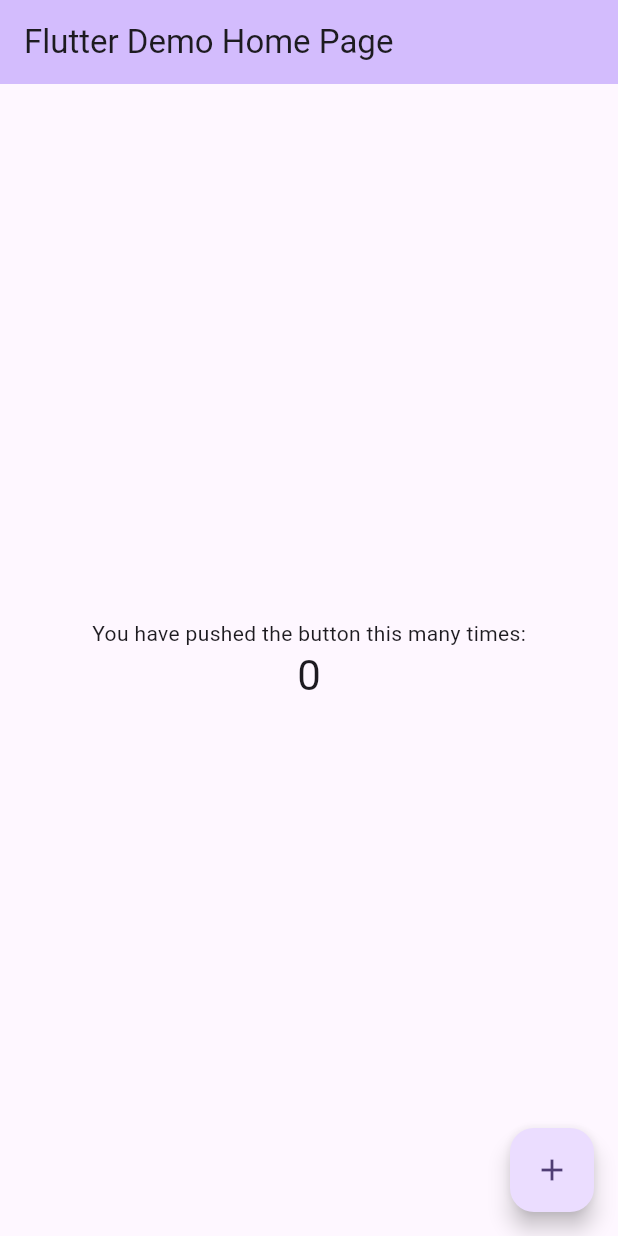
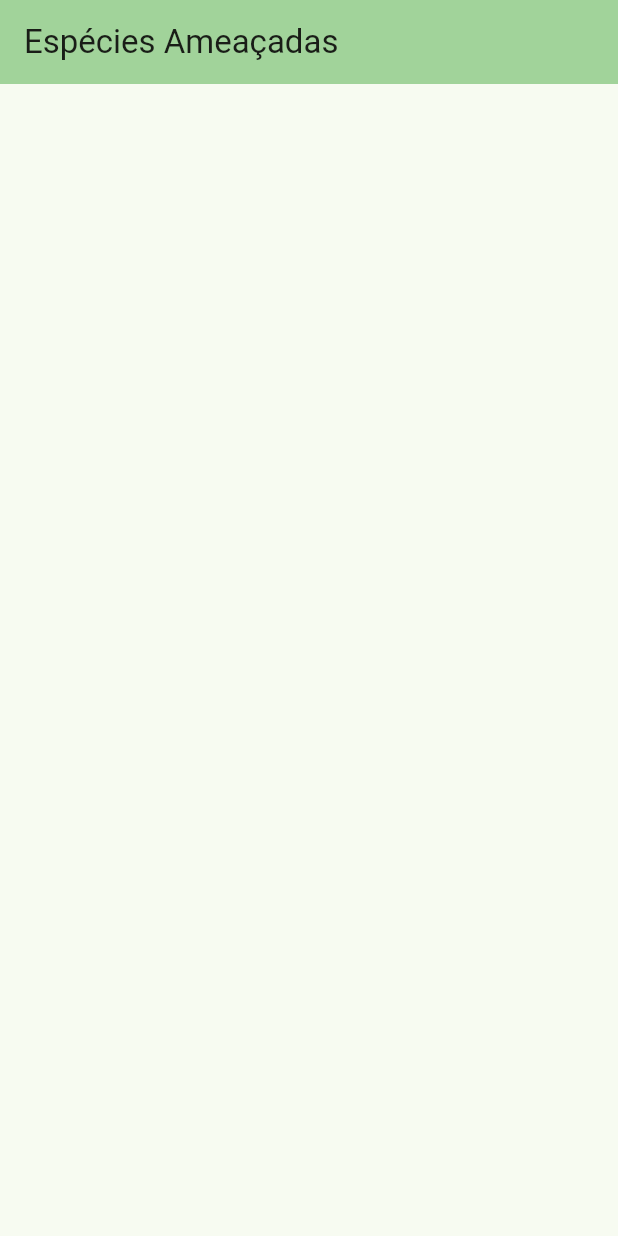
Before and after one commit to dav1zera/projeto_tcc, a Flutter app: the screen it shows after launch, on a phone screen of 412 x 824 dp. Run offline on Flutter 3.47's test engine with Material 2 defaults, Android fonts, the phone set to English and light mode, and no system bars.

Commit message:
Novos arquivos

```diff
--- a/lib/main.dart
+++ b/lib/main.dart
@@ -10,12 +10,14 @@ class MyApp extends StatelessWidget {
   @override
   Widget build(BuildContext context) {
     return MaterialApp(
-      title: 'Flutter Demo',
+      title: 'Projeto 0',
       theme: ThemeData(
-        colorScheme: ColorScheme.fromSeed(seedColor: Colors.deepPurple),
+        colorScheme: ColorScheme.fromSeed(seedColor: Colors.green),
         useMaterial3: true,
       ),
-      home: const MyHomePage(title: 'Flutter Demo Home Page'),
+      home: const MyHomePage(
+        title: 'Espécies Ameaçadas',
+      ),
     );
   }
 }
@@ -29,14 +31,6 @@ class MyHomePage extends StatefulWidget {
 }
 
 class _MyHomePageState extends State<MyHomePage> {
-  int _counter = 0;
-
-  void _incrementCounter() {
-    setState(() {
-      _counter++;
-    });
-  }
-
   @override
   Widget build(BuildContext context) {
     return Scaffold(
@@ -44,24 +38,11 @@ class _MyHomePageState extends State<MyHomePage> {
         backgroundColor: Theme.of(context).colorScheme.inversePrimary,
         title: Text(widget.title),
       ),
-      body: Center(
+      body: const Center(
         child: Column(
           mainAxisAlignment: MainAxisAlignment.center,
-          children: <Widget>[
-            const Text(
-              'You have pushed the button this many times:',
-            ),
-            Text(
-              '$_counter',
-              style: Theme.of(context).textTheme.headlineMedium,
-            ),
-          ],
+          children: <Widget>[],
         ),
-      ),
-      floatingActionButton: FloatingActionButton(
-        onPressed: _incrementCounter,
-        tooltip: 'Increment',
-        child: const Icon(Icons.add),
       ),
     );
   }
```
